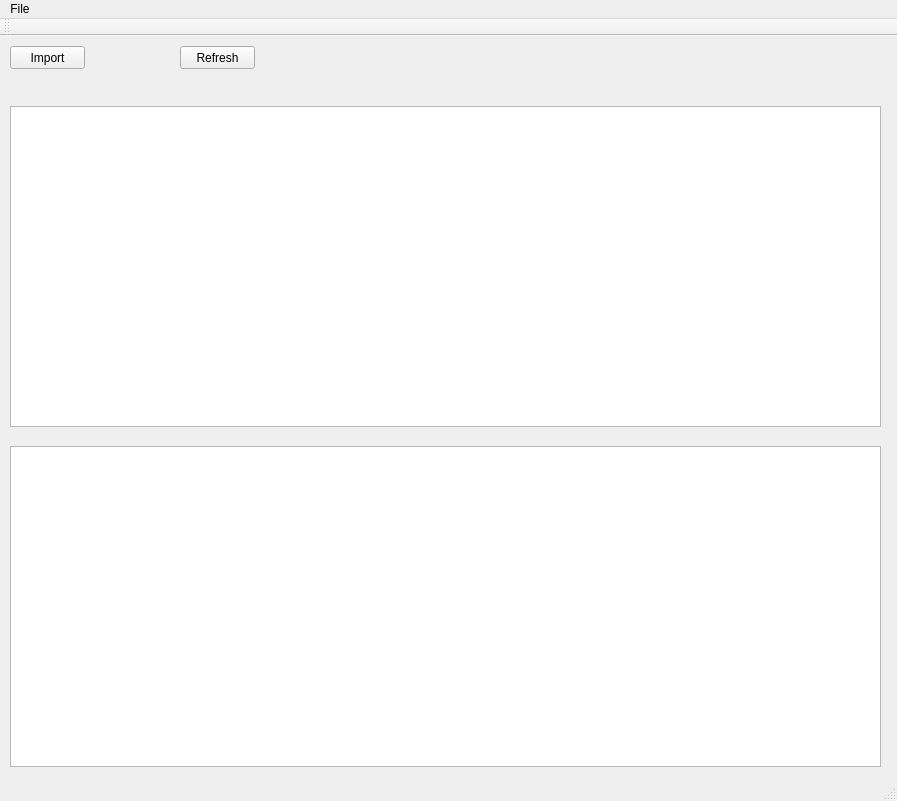
Old version of the form 49460951/mainwindow.ui in the repository ErrAza/COS3711.
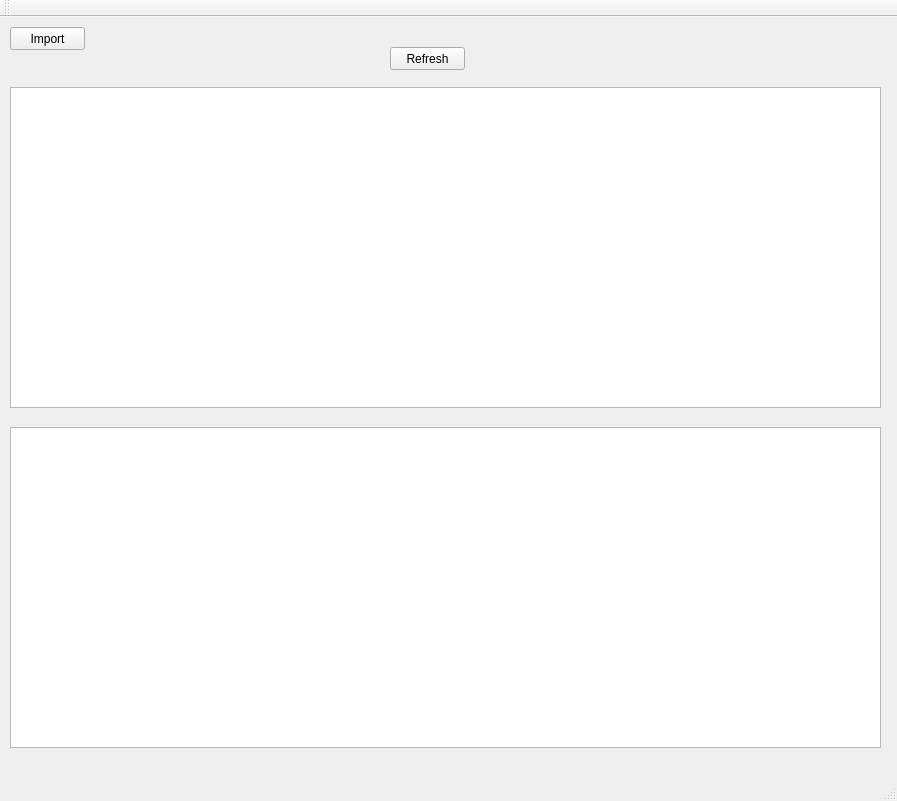
New version of the form.

```diff
--- a/49460951/mainwindow.ui
+++ b/49460951/mainwindow.ui
@@ -30,8 +30,8 @@
    <widget class="QPushButton" name="btnRefresh">
     <property name="geometry">
      <rect>
-      <x>180</x>
-      <y>10</y>
+      <x>390</x>
+      <y>30</y>
       <width>75</width>
       <height>23</height>
      </rect>
@@ -70,23 +70,6 @@
     </property>
    </widget>
   </widget>
-  <widget class="QMenuBar" name="menuBar">
-   <property name="geometry">
-    <rect>
-     <x>0</x>
-     <y>0</y>
-     <width>897</width>
-     <height>21</height>
-    </rect>
-   </property>
-   <widget class="QMenu" name="menuImport">
-    <property name="title">
-     <string>File</string>
-    </property>
-    <addaction name="actionImport_Students"/>
-   </widget>
-   <addaction name="menuImport"/>
-  </widget>
   <widget class="QToolBar" name="mainToolBar">
    <attribute name="toolBarArea">
     <enum>TopToolBarArea</enum>
```
